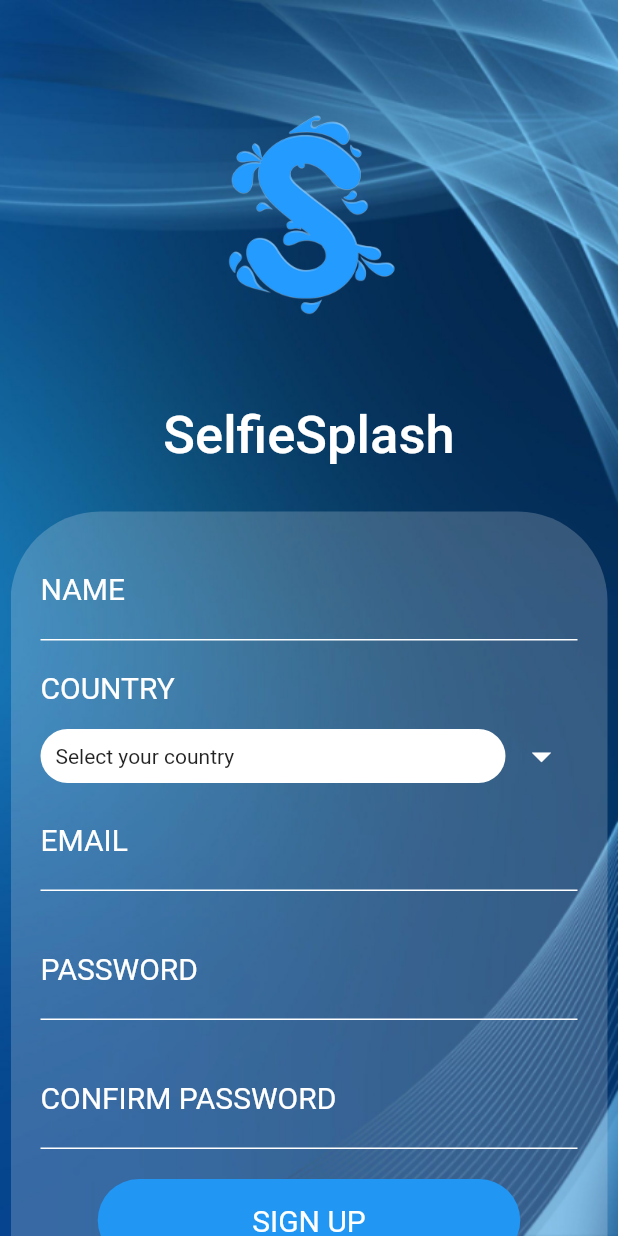
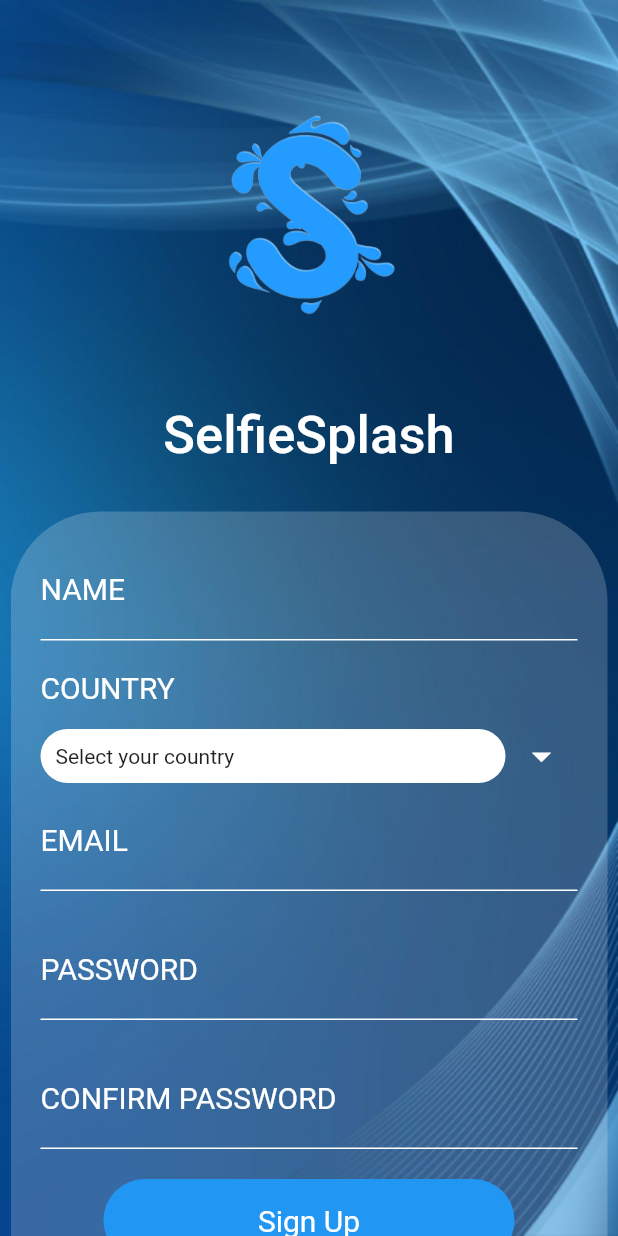
Before and after one commit to robertdelase/selfie_splash, a Flutter app: the SignUp screen opened by its route, on a phone screen of 412 x 824 dp. Run offline on Flutter 3.47's test engine with Material 2 defaults, Android fonts, the phone set to English and light mode, and no system bars; our stand-ins replace carousel_slider, country_picker, curved_navigation_bar, firebase_auth, firebase_core, focused_menu and 4 more; accounts and stored records are empty; network calls fail.

```diff
--- a/lib/screens/2_user_authentication/sign_up.dart
+++ b/lib/screens/2_user_authentication/sign_up.dart
@@ -100,7 +100,7 @@ class _SignUpState extends State<SignUp> {
                       InputText(text: "CONFIRM PASSWORD", change: (value) => c_password = value),
                       //for authenticating details and taking user to Home Page, with Profile Page generated as well
                       IntroButtons(
-                          text: 'SIGN UP',
+                          text: 'Sign Up',
                           pressed: (){
                             print(email);
                             FirebaseAuth.instance.createUserWithEmailAndPassword(email: email, password: password).then((user) => {
```
